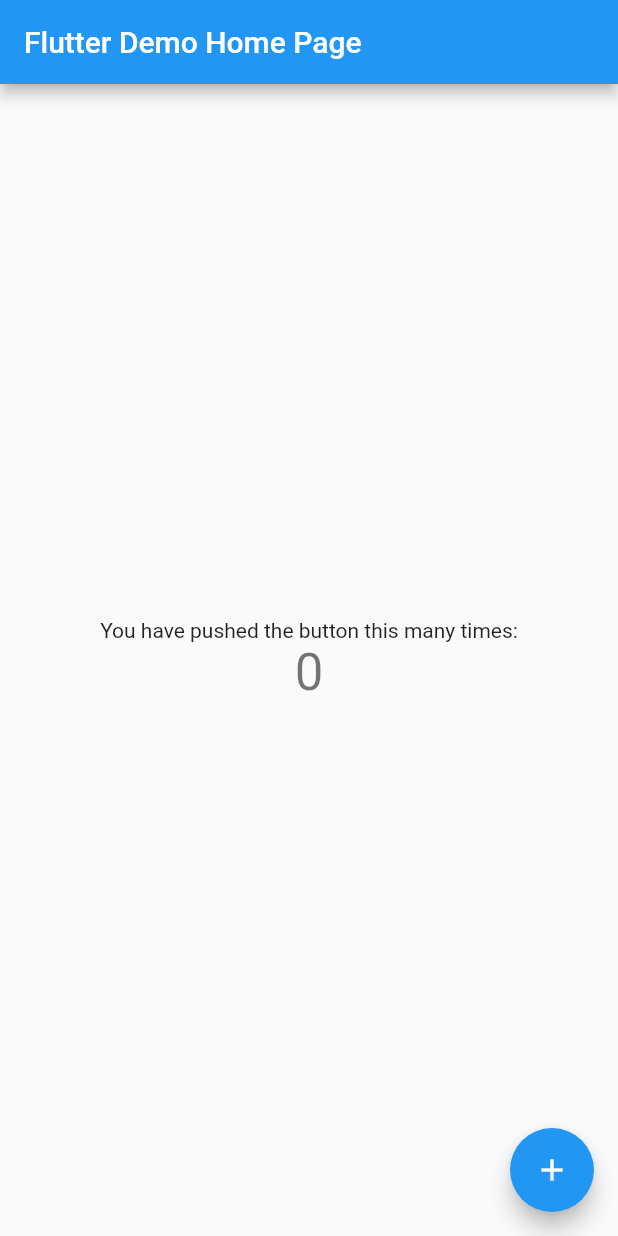
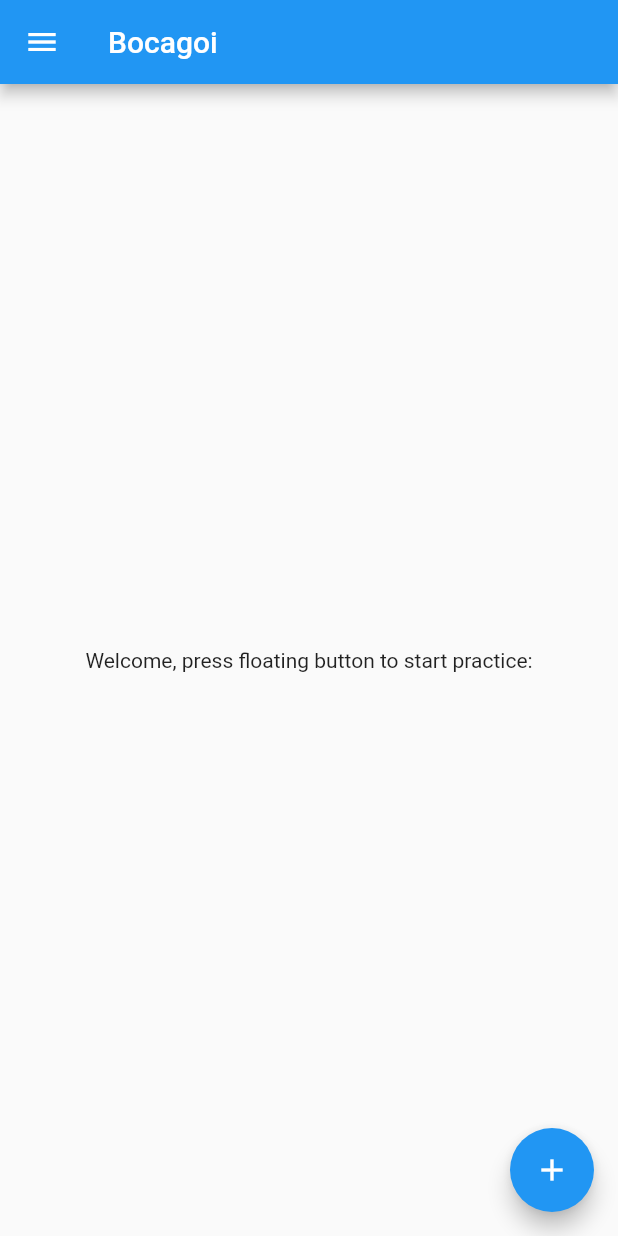
Before and after one commit to JustoSenka/Bocagoi, a Flutter app: the screen it shows after launch, on a phone screen of 412 x 824 dp. Run offline on Flutter 3.47's test engine with Material 2 defaults, Android fonts, the phone set to English and light mode, and no system bars; our stand-ins replace localstorage.

Commit message:
Creating initial structure. Adding classes for words, books and their relationships. Adding minimal UI to select boxes and bounds, also to add books. Adding database which saves to file

```diff
--- /dev/null
+++ b/analysis_options.yaml
@@ -0,0 +1,4 @@
+analyzer:
+  strong-mode:
+    implicit-casts: false
+    implicit-dynamic: false
--- a/lib/main.dart
+++ b/lib/main.dart
@@ -1,117 +1,30 @@
+import 'package:bocagoi/services/database.dart';
 import 'package:flutter/material.dart';
 
+import 'package:bocagoi/pages/home.dart';
+import 'package:bocagoi/utils/strings.dart';
+
 void main() {
-  runApp(MyApp());
+  var database = Database();
+  database.Clean();
+
+  print('-------------------- Running App --------------------');
+  runApp(MyApp(database: database,));
 }
 
 class MyApp extends StatelessWidget {
-  // This widget is the root of your application.
+  MyApp({@required this.database}) {}
+  final IDatabase database;
+
   @override
   Widget build(BuildContext context) {
     return MaterialApp(
-      title: 'Flutter Demo',
+      title: Strings.AppTitle,
       theme: ThemeData(
-        // This is the theme of your application.
-        //
-        // Try running your application with "flutter run". You'll see the
-        // application has a blue toolbar. Then, without quitting the app, try
-        // changing the primarySwatch below to Colors.green and then invoke
-        // "hot reload" (press "r" in the console where you ran "flutter run",
-        // or simply save your changes to "hot reload" in a Flutter IDE).
-        // Notice that the counter didn't reset back to zero; the application
-        // is not restarted.
         primarySwatch: Colors.blue,
-        // This makes the visual density adapt to the platform that you run
-        // the app on. For desktop platforms, the controls will be smaller and
-        // closer together (more dense) than on mobile platforms.
         visualDensity: VisualDensity.adaptivePlatformDensity,
       ),
-      home: MyHomePage(title: 'Flutter Demo Home Page'),
+      home: HomePage(database: database),
     );
   }
 }
-
-class MyHomePage extends StatefulWidget {
-  MyHomePage({Key key, this.title}) : super(key: key);
-
-  // This widget is the home page of your application. It is stateful, meaning
-  // that it has a State object (defined below) that contains fields that affect
-  // how it looks.
-
-  // This class is the configuration for the state. It holds the values (in this
-  // case the title) provided by the parent (in this case the App widget) and
-  // used by the build method of the State. Fields in a Widget subclass are
-  // always marked "final".
-
-  final String title;
-
-  @override
-  _MyHomePageState createState() => _MyHomePageState();
-}
-
-class _MyHomePageState extends State<MyHomePage> {
-  int _counter = 0;
-
-  void _incrementCounter() {
-    setState(() {
-      // This call to setState tells the Flutter framework that something has
-      // changed in this State, which causes it to rerun the build method below
-      // so that the display can reflect the updated values. If we changed
-      // _counter without calling setState(), then the build method would not be
-      // called again, and so nothing would appear to happen.
-      _counter++;
-    });
-  }
-
-  @override
-  Widget build(BuildContext context) {
-    // This method is rerun every time setState is called, for instance as done
-    // by the _incrementCounter method above.
-    //
-    // The Flutter framework has been optimized to make rerunning build methods
-    // fast, so that you can just rebuild anything that needs updating rather
-    // than having to individually change instances of widgets.
-    return Scaffold(
-      appBar: AppBar(
-        // Here we take the value from the MyHomePage object that was created by
-        // the App.build method, and use it to set our appbar title.
-        title: Text(widget.title),
-      ),
-      body: Center(
-        // Center is a layout widget. It takes a single child and positions it
-        // in the middle of the parent.
-        child: Column(
-          // Column is also a layout widget. It takes a list of children and
-          // arranges them vertically. By default, it sizes itself to fit its
-          // children horizontally, and tries to be as tall as its parent.
-          //
-          // Invoke "debug painting" (press "p" in the console, choose the
-          // "Toggle Debug Paint" action from the Flutter Inspector in Android
-          // Studio, or the "Toggle Debug Paint" command in Visual Studio Code)
-          // to see the wireframe for each widget.
-          //
-          // Column has various properties to control how it sizes itself and
-          // how it positions its children. Here we use mainAxisAlignment to
-          // center the children vertically; the main axis here is the vertical
-          // axis because Columns are vertical (the cross axis would be
-          // horizontal).
-          mainAxisAlignment: MainAxisAlignment.center,
-          children: <Widget>[
-            Text(
-              'You have pushed the button this many times:',
-            ),
-            Text(
-              '$_counter',
-              style: Theme.of(context).textTheme.headline4,
-            ),
-          ],
-        ),
-      ),
-      floatingActionButton: FloatingActionButton(
-        onPressed: _incrementCounter,
-        tooltip: 'Increment',
-        child: Icon(Icons.add),
-      ), // This trailing comma makes auto-formatting nicer for build methods.
-    );
-  }
-}
--- /dev/null
+++ b/lib/models/book.dart
@@ -0,0 +1,27 @@
+import 'package:bocagoi/models/master_word.dart';
+
+class Book {
+  Book({this.id, this.name, this.description/*, this.words*/});
+
+  int id;
+  String name;
+  String description;
+
+  Set<MasterWord> words;
+
+  Book.fromJson(Map<String, dynamic> json) {
+    id = json["id"] as int;
+    name = json["name"] as String;
+    description = json["desc"] as String;
+    words = json["words"] as Set<MasterWord>;
+  }
+
+  Map<String, dynamic> toJson() {
+    return <String, dynamic>{
+      "id": id,
+      "name": name,
+      "desc": description,
+      "words": words,
+    };
+  }
+}
--- /dev/null
+++ b/lib/pages/home.dart
@@ -0,0 +1,99 @@
+import 'package:bocagoi/pages/dictionary.dart';
+import 'package:bocagoi/pages/practice_selection.dart';
+import 'package:bocagoi/services/database.dart';
+import 'package:bocagoi/utils/strings.dart';
+
+import 'package:flutter/cupertino.dart';
+import 'package:flutter/material.dart';
+
+class HomePage extends StatefulWidget {
+  HomePage({@required this.database, Key key}) : super(key: key);
+
+  final IDatabase database;
+
+  @override
+  _HomePageState createState() => _HomePageState();
+}
+
+class _HomePageState extends State<HomePage> {
+  @override
+  Widget build(BuildContext context) {
+    return Scaffold(
+      drawer: buildDrawer(),
+      appBar: AppBar(
+        title: Text(Strings.AppTitle),
+      ),
+      body: Center(
+        child: Column(
+          mainAxisAlignment: MainAxisAlignment.center,
+          children: <Widget>[
+            Text(
+              'Welcome, press floating button to start practice:',
+            ),
+          ],
+        ),
+      ),
+      floatingActionButton: FloatingActionButton(
+        onPressed: () {
+          print('Redirecting to Practice');
+          Navigator.of(context).push(
+              MaterialPageRoute<void>(builder: (ctx) => PracticeSelectionPage()));
+        },
+        tooltip: 'Practice Words',
+        child: Icon(Icons.add),
+      ),
+    );
+  }
+
+  Drawer buildDrawer() {
+    return Drawer(
+      child: ListView(
+        // Important: Remove any padding from the ListView.
+        padding: EdgeInsets.zero,
+        children: [
+          DrawerHeader(
+            child: Column(
+              children: [
+                Text("User data: "),
+                Text("test"),
+              ],
+            ),
+            decoration: BoxDecoration(
+              color: Colors.blue,
+            ),
+          ),
+          ListTile(
+            title: Text('Practice'),
+            onTap: () {
+              print('Redirecting to Practice');
+              Navigator.of(context).pop();
+              Navigator.of(context).push(
+                  MaterialPageRoute<void>(builder: (ctx) => PracticeSelectionPage()));
+            },
+          ),
+          ListTile(
+            title: Text('Dictionary'),
+            onTap: () {
+              print('Redirecting to Dictionary');
+              Navigator.of(context).pop();
+              Navigator.of(context).push(
+                  MaterialPageRoute<void>(builder: (ctx) => DictionaryPage(database: widget.database,)));
+            },
+          ),
+          ListTile(
+            title: Text('History'),
+            onTap: () {
+              Navigator.of(context).pop();
+            },
+          ),
+          ListTile(
+            title: Text('Settings'),
+            onTap: () {
+              Navigator.of(context).pop();
+            },
+          ),
+        ],
+      ),
+    );
+  }
+}
--- /dev/null
+++ b/lib/utils/strings.dart
@@ -0,0 +1,13 @@
+
+class Strings{
+
+  static final String AppTitle = "Bocagoi";
+
+}
+
+extension Localization on String {
+  String tr() {
+    // TODO: will be done later.
+    return this;
+  }
+}
```
Also changed, not shown: lib/models/language.dart (added, +16 -0 lines), lib/models/master_word.dart (added, +23 -0 lines), lib/models/word.dart (added, +35 -0 lines), lib/pages/dictionary.dart (added, +76 -0 lines), lib/pages/practice_selection.dart (added, +147 -0 lines), lib/services/database.dart (added, +54 -0 lines), lib/utils/extensions.dart (added, +13 -0 lines), pubspec.yaml (+3 -53 lines), pubspec.lock.
